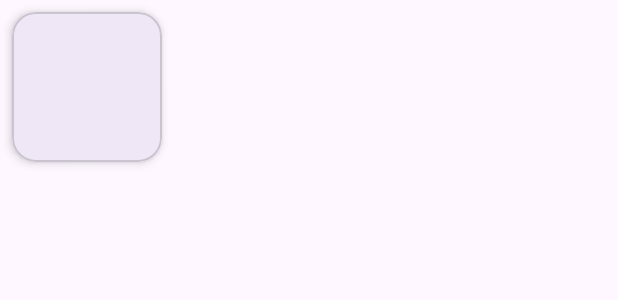
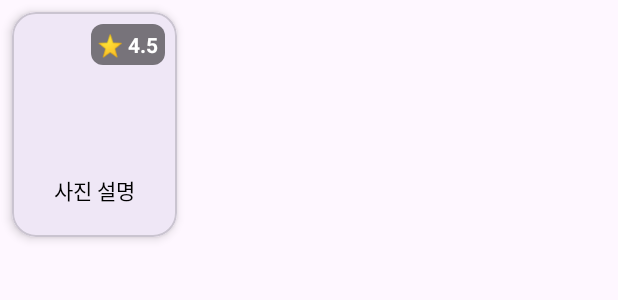
Before and after one commit to Ea3124/MadCamp1stWeek, an Android app: the layout item_gallery.xml on its own in the app's theme, with its tools: preview values and no code run, on a phone screen of 412 x 824 dp. Shown: the top 300 px of the screen. Run offline under Robolectric (Android 15) with nearby library versions, the phone set to English and light mode, and no system bars.

Commit message:
최신 리뷰 상단노출,별점기능 추가

```diff
--- a/app/build.gradle.kts
+++ b/app/build.gradle.kts
@@ -51,4 +51,5 @@ dependencies {
     androidTestImplementation("androidx.test.ext:junit:1.1.5")
     androidTestImplementation("androidx.test.espresso:espresso-core:3.5.1")
     implementation ("com.github.bumptech.glide:glide:4.12.0")
+    implementation ("com.google.code.gson:gson:2.9.0")
 }
--- /dev/null
+++ b/app/src/main/res/drawable/rating_background.xml
@@ -0,0 +1,9 @@
+<shape xmlns:android="http://schemas.android.com/apk/res/android">
+    <solid android:color="#80000000" /> <!-- 반투명 검정 -->
+    <corners android:radius="8dp" />
+    <padding
+        android:left="8dp"
+        android:top="4dp"
+        android:right="8dp"
+        android:bottom="4dp" />
+</shape>
--- a/app/src/main/res/layout/item_gallery.xml
+++ b/app/src/main/res/layout/item_gallery.xml
@@ -1,16 +1,55 @@
 <com.google.android.material.card.MaterialCardView
     xmlns:android="http://schemas.android.com/apk/res/android"
     xmlns:app="http://schemas.android.com/apk/res-auto"
-    android:layout_width="100dp"
-    android:layout_height="100dp"
+    android:layout_width="110dp"
+    android:layout_height="150dp"
     android:layout_margin="8dp"
     app:cardCornerRadius="16dp"
     app:cardElevation="4dp">
 
-    <ImageView
-        android:id="@+id/galleryImageView"
+    <LinearLayout
         android:layout_width="match_parent"
         android:layout_height="match_parent"
-        android:scaleType="centerCrop" />
+        android:orientation="vertical">
+
+        <!-- FrameLayout으로 이미지와 별점 겹치기 -->
+        <FrameLayout
+            android:layout_width="match_parent"
+            android:layout_height="100dp">
+
+            <!-- 갤러리 이미지 -->
+            <ImageView
+                android:id="@+id/galleryImageView"
+                android:layout_width="match_parent"
+                android:layout_height="match_parent"
+                android:scaleType="centerCrop" />
+
+            <!-- 사진 안 우측 상단 별점 -->
+            <TextView
+                android:id="@+id/ratingTextView"
+                android:layout_width="wrap_content"
+                android:layout_height="wrap_content"
+                android:layout_gravity="top|end"
+                android:layout_margin="8dp"
+                android:padding="4dp"
+                android:background="@drawable/rating_background"
+                android:text="⭐ 4.5"
+                android:textSize="14sp"
+                android:textColor="@android:color/white"
+                android:textStyle="bold" />
+        </FrameLayout>
+
+        <!-- 사진 설명 -->
+        <TextView
+            android:id="@+id/descriptionTextView"
+            android:layout_width="match_parent"
+            android:layout_height="wrap_content"
+            android:layout_marginTop="4dp"
+            android:padding="4dp"
+            android:textSize="14sp"
+            android:text="사진 설명"
+            android:textColor="@android:color/black"
+            android:gravity="center" />
+
+    </LinearLayout>
 </com.google.android.material.card.MaterialCardView>
-    <!--android:background="@android:color/darker_gray" />-->
```
Also changed, not shown: app/src/main/java/com/example/madcamp1stweek/AddDescriptionDialogFragment.kt (+11 -5 lines), app/src/main/java/com/example/madcamp1stweek/DashboardFragment.kt (+30 -59 lines), app/src/main/java/com/example/madcamp1stweek/GalleryAdapter.kt (+14 -7 lines), app/src/main/java/com/example/madcamp1stweek/GalleryItem.kt (added, +8 -0 lines), app/src/main/res/layout/add_description_dialog.xml (added, +24 -0 lines), app/src/main/res/raw/gallery_data.json (added, +26 -0 lines).
